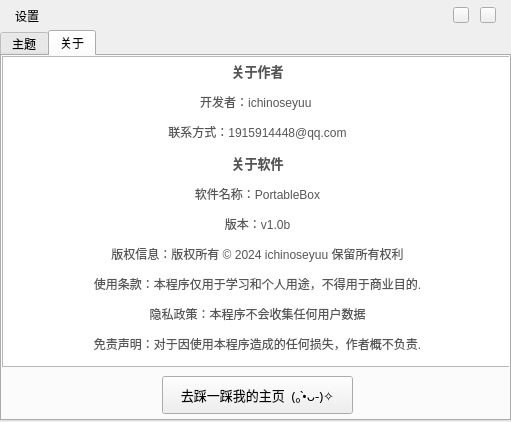
ichinoseyuu/PortableBox, file Settings.ui: the form before one commit.
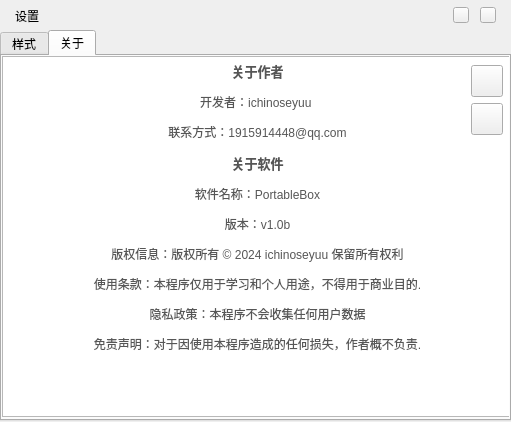
The form after the commit. Icons and pictures are not drawn.

What changed in the file:
```diff
--- a/Settings.ui
+++ b/Settings.ui
@@ -136,9 +136,6 @@
      <height>391</height>
     </rect>
    </property>
-   <property name="styleSheet">
-    <string notr="true"/>
-   </property>
    <widget class="QTabWidget" name="TabWidget">
     <property name="geometry">
      <rect>
@@ -148,18 +145,12 @@
       <height>391</height>
      </rect>
     </property>
-    <property name="styleSheet">
-     <string notr="true"/>
-    </property>
     <property name="currentIndex">
      <number>1</number>
     </property>
-    <widget class="QWidget" name="Theme">
-     <property name="styleSheet">
-      <string notr="true"/>
-     </property>
+    <widget class="QWidget" name="Style">
      <attribute name="title">
-      <string>主题</string>
+      <string>样式</string>
      </attribute>
      <widget class="QComboBox" name="ThemeSelects">
       <property name="geometry">
@@ -176,9 +167,6 @@
      </widget>
     </widget>
     <widget class="QWidget" name="About">
-     <property name="styleSheet">
-      <string notr="true"/>
-     </property>
      <attribute name="title">
       <string>关于</string>
      </attribute>
@@ -188,12 +176,9 @@
         <x>0</x>
         <y>0</y>
         <width>511</width>
-        <height>311</height>
+        <height>361</height>
        </rect>
       </property>
-      <property name="styleSheet">
-       <string notr="true"/>
-      </property>
       <property name="html">
        <string>&lt;!DOCTYPE HTML PUBLIC &quot;-//W3C//DTD HTML 4.0//EN&quot; &quot;http://www.w3.org/TR/REC-html40/strict.dtd&quot;&gt;
 &lt;html&gt;&lt;head&gt;&lt;meta name=&quot;qrichtext&quot; content=&quot;1&quot; /&gt;&lt;meta charset=&quot;utf-8&quot; /&gt;&lt;style type=&quot;text/css&quot;&gt;
@@ -214,35 +199,122 @@
 &lt;p align=&quot;center&quot; style=&quot; margin-top:12px; margin-bottom:12px; margin-left:0px; margin-right:0px; -qt-block-indent:0; text-indent:0px;&quot;&gt;&lt;span style=&quot; font-family:'微软雅黑'; color:#565656;&quot;&gt;免责声明：对于因使用本程序造成的任何损失，作者概不负责.&lt;/span&gt;&lt;/p&gt;&lt;/body&gt;&lt;/html&gt;</string>
       </property>
      </widget>
-     <widget class="QPushButton" name="ButtonBlog">
+     <widget class="QWidget" name="horizontalLayoutWidget">
       <property name="geometry">
        <rect>
-        <x>160</x>
-        <y>320</y>
-        <width>191</width>
-        <height>38</height>
+        <x>460</x>
+        <y>0</y>
+        <width>50</width>
+        <height>131</height>
        </rect>
       </property>
-      <property name="maximumSize">
-       <size>
-        <width>16777215</width>
-        <height>38</height>
-       </size>
-      </property>
-      <property name="font">
-       <font>
-        <family>微软雅黑</family>
-        <pointsize>10</pointsize>
-        <italic>false</italic>
-        <bold>false</bold>
-       </font>
-      </property>
-      <property name="styleSheet">
-       <string notr="true"/>
-      </property>
-      <property name="text">
-       <string>去踩一踩我的主页  (｡•̀ᴗ-)✧</string>
-      </property>
+      <layout class="QVBoxLayout" name="verticalLayout">
+       <property name="leftMargin">
+        <number>9</number>
+       </property>
+       <property name="topMargin">
+        <number>9</number>
+       </property>
+       <property name="rightMargin">
+        <number>9</number>
+       </property>
+       <property name="bottomMargin">
+        <number>0</number>
+       </property>
+       <item>
+        <widget class="QPushButton" name="ButtonBlog">
+         <property name="minimumSize">
+          <size>
+           <width>32</width>
+           <height>32</height>
+          </size>
+         </property>
+         <property name="maximumSize">
+          <size>
+           <width>32</width>
+           <height>32</height>
+          </size>
+         </property>
+         <property name="font">
+          <font>
+           <family>微软雅黑</family>
+           <pointsize>10</pointsize>
+           <italic>false</italic>
+           <bold>false</bold>
+          </font>
+         </property>
+         <property name="toolTip">
+          <string>&lt;html&gt;&lt;head/&gt;&lt;body&gt;&lt;p&gt;跳转到作者的博客&lt;/p&gt;&lt;/body&gt;&lt;/html&gt;</string>
+         </property>
+         <property name="text">
+          <string/>
+         </property>
+         <property name="icon">
+          <iconset resource="Images.qrc">
+           <normaloff>:/btn/images/blog_64px.png</normaloff>:/btn/images/blog_64px.png</iconset>
+         </property>
+         <property name="iconSize">
+          <size>
+           <width>32</width>
+           <height>32</height>
+          </size>
+         </property>
+        </widget>
+       </item>
+       <item>
+        <widget class="QPushButton" name="ButtonGithub">
+         <property name="minimumSize">
+          <size>
+           <width>32</width>
+           <height>32</height>
+          </size>
+         </property>
+         <property name="maximumSize">
+          <size>
+           <width>32</width>
+           <height>32</height>
+          </size>
+         </property>
+         <property name="font">
+          <font>
+           <family>微软雅黑</family>
+           <pointsize>10</pointsize>
+           <italic>false</italic>
+           <bold>false</bold>
+          </font>
+         </property>
+         <property name="toolTip">
+          <string>&lt;html&gt;&lt;head/&gt;&lt;body&gt;&lt;p&gt;跳转到作者的github主页&lt;/p&gt;&lt;/body&gt;&lt;/html&gt;</string>
+         </property>
+         <property name="text">
+          <string/>
+         </property>
+         <property name="icon">
+          <iconset resource="Images.qrc">
+           <normaloff>:/btn/images/github_64px.png</normaloff>:/btn/images/github_64px.png</iconset>
+         </property>
+         <property name="iconSize">
+          <size>
+           <width>32</width>
+           <height>32</height>
+          </size>
+         </property>
+        </widget>
+       </item>
+       <item>
+        <spacer name="verticalSpacer">
+         <property name="orientation">
+          <enum>Qt::Orientation::Vertical</enum>
+         </property>
+         <property name="sizeHint" stdset="0">
+          <size>
+           <width>20</width>
+           <height>40</height>
+          </size>
+         </property>
+        </spacer>
+       </item>
+      </layout>
      </widget>
     </widget>
    </widget>
```
Left out of the diff: 119 changed lines with no effect on the pictures.
